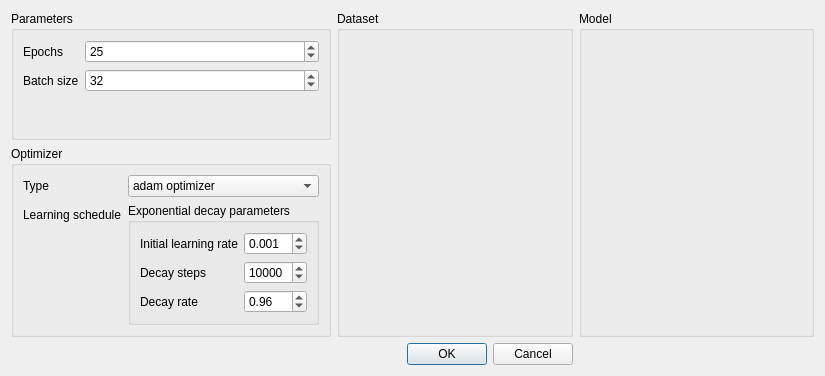
Qt form gui/designer/train_wizard.ui (rafalpiwnik/SemanticHashing) before a commit.
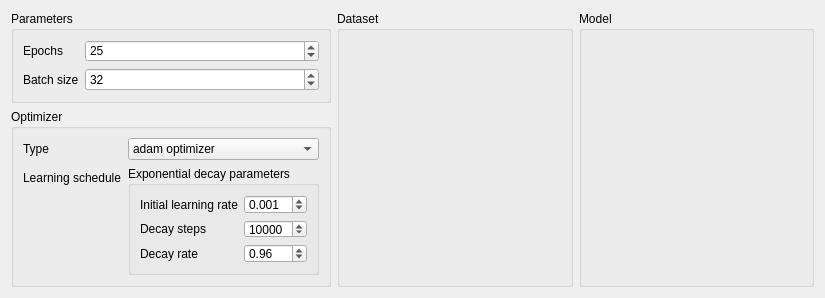
The same form after that commit.

Diff of the .ui file:
```diff
--- a/gui/designer/train_wizard.ui
+++ b/gui/designer/train_wizard.ui
@@ -7,7 +7,7 @@
     <x>0</x>
     <y>0</y>
     <width>825</width>
-    <height>376</height>
+    <height>296</height>
    </rect>
   </property>
   <property name="windowTitle">
@@ -16,8 +16,17 @@
   <layout class="QGridLayout" name="gridLayout">
    <item row="0" column="0">
     <layout class="QGridLayout" name="trainOptionsGridLayout">
+     <property name="sizeConstraint">
+      <enum>QLayout::SetDefaultConstraint</enum>
+     </property>
      <item row="1" column="0">
       <widget class="QGroupBox" name="groupBoxTrainParams">
+       <property name="maximumSize">
+        <size>
+         <width>16777215</width>
+         <height>92</height>
+        </size>
+       </property>
        <property name="title">
         <string>Parameters</string>
        </property>
@@ -76,6 +85,12 @@
      </item>
      <item row="2" column="0">
       <widget class="QGroupBox" name="groupBoxTrainOptimizer">
+       <property name="maximumSize">
+        <size>
+         <width>16777215</width>
+         <height>178</height>
+        </size>
+       </property>
        <property name="title">
         <string>Optimizer</string>
        </property>
@@ -186,13 +201,6 @@
      </item>
     </layout>
    </item>
-   <item row="0" column="1">
-    <widget class="QGroupBox" name="groupBox_2">
-     <property name="title">
-      <string>Dataset</string>
-     </property>
-    </widget>
-   </item>
    <item row="0" column="2">
     <widget class="QGroupBox" name="groupBox_3">
      <property name="title">
@@ -200,14 +208,16 @@
      </property>
     </widget>
    </item>
-   <item row="1" column="0" colspan="2">
-    <widget class="QDialogButtonBox" name="buttonBox">
-     <property name="orientation">
-      <enum>Qt::Horizontal</enum>
+   <item row="0" column="1">
+    <widget class="QGroupBox" name="datasetGroupbox">
+     <property name="title">
+      <string>Dataset</string>
      </property>
-     <property name="standardButtons">
-      <set>QDialogButtonBox::Cancel|QDialogButtonBox::Ok</set>
-     </property>
+     <layout class="QVBoxLayout" name="verticalLayout_2">
+      <item>
+       <layout class="QVBoxLayout" name="datasetSpace"/>
+      </item>
+     </layout>
     </widget>
    </item>
   </layout>
```
Left out of the diff: 60 changed lines with no effect on the pictures.
